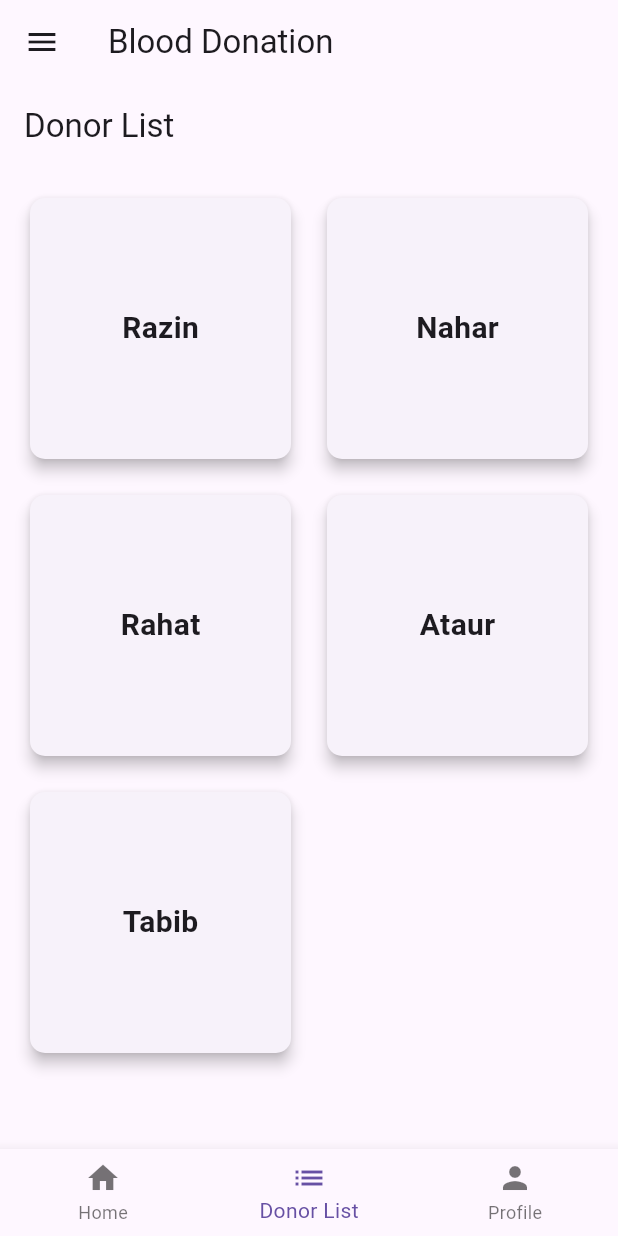
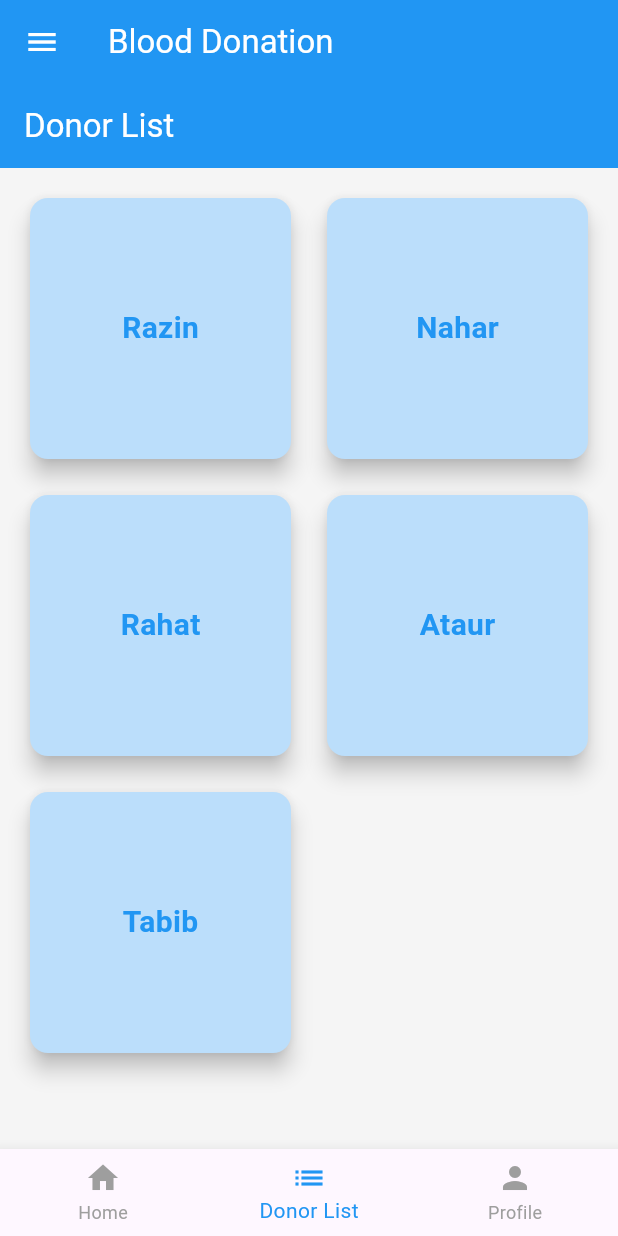
Before and after one commit to Ataur-Rahman-Samnan/project-22, a Flutter app: the screen it shows after launch, item 2 of the bottom bar chosen, after a tap on the "menu" icon, on a phone screen of 412 x 824 dp. Run offline on Flutter 3.47's test engine with Material 3 defaults, Android fonts, the phone set to English and light mode, and no system bars.

Commit message:
added some colors

```diff
--- a/flutter_application_1/lib/main.dart
+++ b/flutter_application_1/lib/main.dart
@@ -1,20 +1,36 @@
 import 'package:flutter/material.dart';
 
 void main() {
-  runApp(BloodDonationApp());
+  runApp(const BloodDonationApp());
 }
 
 class BloodDonationApp extends StatelessWidget {
+  const BloodDonationApp({super.key});
+
   @override
   Widget build(BuildContext context) {
     return MaterialApp(
       debugShowCheckedModeBanner: false,
-      home: BloodDonationHome(),
+      theme: ThemeData(
+        primarySwatch: Colors.blue,
+        scaffoldBackgroundColor: Colors.grey[100],
+        appBarTheme: const AppBarTheme(
+          backgroundColor: Colors.blue,
+          foregroundColor: Colors.white,
+        ),
+        bottomNavigationBarTheme: const BottomNavigationBarThemeData(
+          selectedItemColor: Colors.blue,
+          unselectedItemColor: Colors.grey,
+        ),
+      ),
+      home: const BloodDonationHome(),
     );
   }
 }
 
 class BloodDonationHome extends StatefulWidget {
+  const BloodDonationHome({super.key});
+
   @override
   _BloodDonationHomeState createState() => _BloodDonationHomeState();
 }
@@ -22,9 +38,9 @@ class BloodDonationHome extends StatefulWidget {
 class _BloodDonationHomeState extends State<BloodDonationHome> {
   int _currentIndex = 0;
   final List<Widget> _pages = [
-    HomeScreen(),
-    DonorListScreen(),
-    ProfileScreen(),
+    const HomeScreen(),
+    const DonorListScreen(),
+    const ProfileScreen(),
   ];
 
   void _onTabTapped(int index) {
@@ -37,9 +53,9 @@ class _BloodDonationHomeState extends State<BloodDonationHome> {
   Widget build(BuildContext context) {
     return Scaffold(
       appBar: AppBar(
-        title: Text('Blood Donation'),
+        title: const Text('Blood Donation'),
         leading: IconButton(
-          icon: Icon(Icons.menu),
+          icon: const Icon(Icons.menu),
           onPressed: () {},
         ),
       ),
@@ -47,7 +63,7 @@ class _BloodDonationHomeState extends State<BloodDonationHome> {
       bottomNavigationBar: BottomNavigationBar(
         currentIndex: _currentIndex,
         onTap: _onTabTapped,
-        items: [
+        items: const [
           BottomNavigationBarItem(icon: Icon(Icons.home), label: 'Home'),
           BottomNavigationBarItem(icon: Icon(Icons.list), label: 'Donor List'),
           BottomNavigationBarItem(icon: Icon(Icons.person), label: 'Profile'),
@@ -58,22 +74,37 @@ class _BloodDonationHomeState extends State<BloodDonationHome> {
 }
 
 class HomeScreen extends StatelessWidget {
+  const HomeScreen({super.key});
+
   @override
   Widget build(BuildContext context) {
-    return Center(child: Text('Welcome', style: TextStyle(fontSize: 24)));
+    return const Center(
+      child: Text('Welcome',
+          style: TextStyle(
+              fontSize: 24, fontWeight: FontWeight.bold, color: Colors.blue)),
+    );
   }
 }
 
 class DonorListScreen extends StatelessWidget {
-  final List<String> donors = ['Razin', 'Nahar', 'Rahat', 'Ataur', 'Tabib'];
+  const DonorListScreen({super.key});
+
+  final List<String> donors = const [
+    'Razin',
+    'Nahar',
+    'Rahat',
+    'Ataur',
+    'Tabib'
+  ];
 
   @override
   Widget build(BuildContext context) {
     return Scaffold(
-      appBar: AppBar(title: Text('Donor List')),
-      body: GridView.builder(
-        padding: EdgeInsets.all(16),
-        gridDelegate: SliverGridDelegateWithFixedCrossAxisCount(
+      appBar: AppBar(title: const Text('Donor List')),
+      body: Padding(
+        padding: const EdgeInsets.all(16),
+        child: GridView.builder(
+          gridDelegate: const SliverGridDelegateWithFixedCrossAxisCount(
             crossAxisCount: 2,
             crossAxisSpacing: 16,
             mainAxisSpacing: 16,
@@ -91,18 +122,23 @@ class DonorListScreen extends StatelessWidget {
                 );
               },
               child: Card(
-              elevation: 4,
+                color: Colors.blue.shade100,
+                elevation: 6,
                 shape: RoundedRectangleBorder(
-                  borderRadius: BorderRadius.circular(10)),
+                    borderRadius: BorderRadius.circular(12)),
                 child: Center(
                   child: Text(
                     donors[index],
-                  style: TextStyle(fontSize: 20, fontWeight: FontWeight.bold),
+                    style: const TextStyle(
+                        fontSize: 20,
+                        fontWeight: FontWeight.bold,
+                        color: Colors.blue),
                   ),
                 ),
               ),
             );
           },
+        ),
       ),
     );
   }
@@ -111,23 +147,28 @@ class DonorListScreen extends StatelessWidget {
 class DonorDetailsScreen extends StatelessWidget {
   final String donorName;
 
-  DonorDetailsScreen({required this.donorName});
+  const DonorDetailsScreen({super.key, required this.donorName});
 
   @override
   Widget build(BuildContext context) {
     return Scaffold(
-      appBar: AppBar(title: Text('Donor Details')),
+      appBar: AppBar(title: const Text('Donor Details')),
       body: Padding(
-        padding: EdgeInsets.all(16.0),
+        padding: const EdgeInsets.all(16.0),
         child: Column(
           crossAxisAlignment: CrossAxisAlignment.start,
           children: [
-            Text('Name: $donorName', style: TextStyle(fontSize: 22)),
-            SizedBox(height: 10),
-            Text('Mobile: 01762839212', style: TextStyle(fontSize: 18)),
-            SizedBox(height: 10),
-            Text('Address: 682/9, Kafrul, Dhaka',
-                style: TextStyle(fontSize: 18)),
+            Text('Name: $donorName',
+                style: const TextStyle(
+                    fontSize: 22,
+                    fontWeight: FontWeight.bold,
+                    color: Colors.blue)),
+            const SizedBox(height: 10),
+            const Text('Mobile: 01762839212',
+                style: TextStyle(fontSize: 18, color: Colors.black87)),
+            const SizedBox(height: 10),
+            const Text('Address: 682/9, Kafrul, Dhaka',
+                style: TextStyle(fontSize: 18, color: Colors.black87)),
           ],
         ),
       ),
@@ -136,8 +177,14 @@ class DonorDetailsScreen extends StatelessWidget {
 }
 
 class ProfileScreen extends StatelessWidget {
+  const ProfileScreen({super.key});
+
   @override
   Widget build(BuildContext context) {
-    return Center(child: Text('Profile', style: TextStyle(fontSize: 24)));
+    return const Center(
+      child: Text('Profile',
+          style: TextStyle(
+              fontSize: 24, fontWeight: FontWeight.bold, color: Colors.blue)),
+    );
   }
 }
```
Lines whose indentation alone changed are shown as unchanged.
